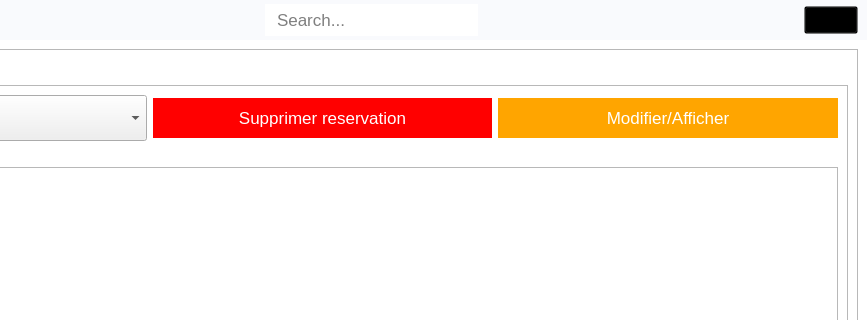
Old version of the form main_ui.ui in the repository walidhabbach/Car-Rental-Desktop-app; both pictures show x 530 to 1397 and y 0 to 320 of the 1397 by 720 pixel window.
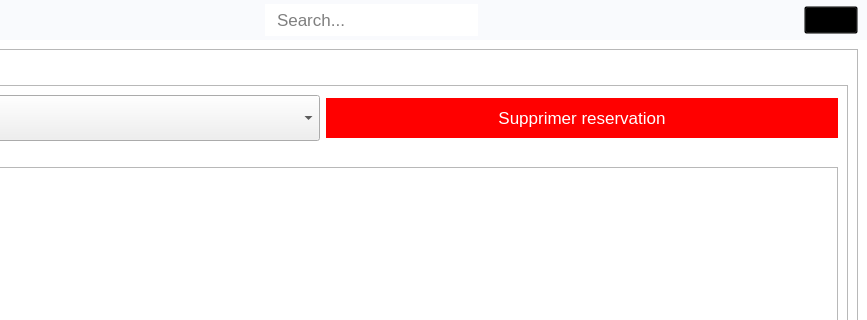
New version of the form. Icons and pictures are not drawn.

What changed in the file:
```diff
--- a/main_ui.ui
+++ b/main_ui.ui
@@ -1284,19 +1284,6 @@
                        </property>
                       </widget>
                      </item>
-                     <item>
-                      <widget class="QPushButton" name="modifier_btn2_2">
-                       <property name="styleSheet">
-                        <string notr="true">background-color: orange;
-color: white;
-border: 0;
-height: 40px;</string>
-                       </property>
-                       <property name="text">
-                        <string>Modifier/Afficher</string>
-                       </property>
-                      </widget>
-                     </item>
                     </layout>
                    </item>
                    <item>
```
